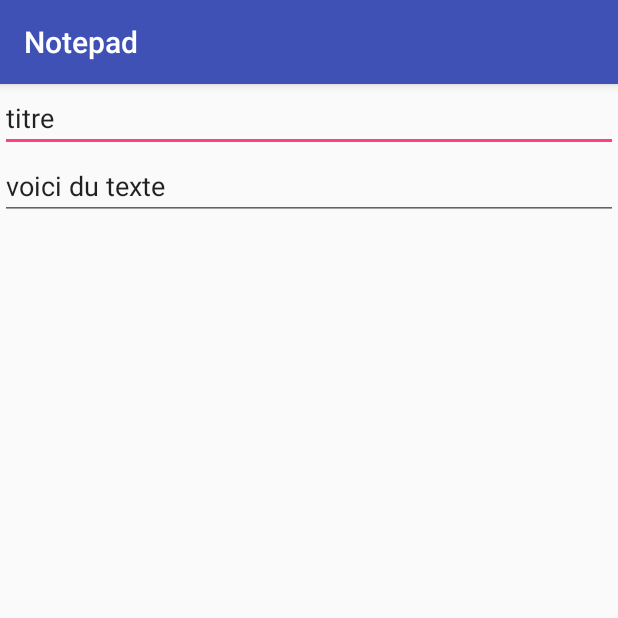
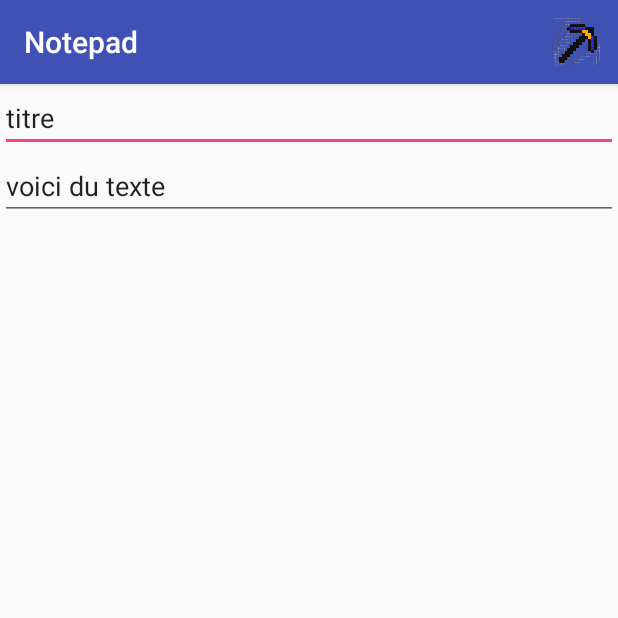
Before and after one commit to Isdriai/Notepad, an Android app: the screen it shows after launch (NoteDetailActivity), after a tap on "titre", on a phone screen of 412 x 824 dp, the top half of it. Run offline under Robolectric (Android 15) with nearby library versions, the phone set to English and light mode, and no system bars.

Commit message:
modif Note ok

```diff
--- a/app/src/main/java/com/appli/picot/notepad/Note.kt
+++ b/app/src/main/java/com/appli/picot/notepad/Note.kt
@@ -3,7 +3,7 @@ package com.appli.picot.notepad
 import android.os.Parcel
 import android.os.Parcelable
 
-data class Note (val titre: String, val corps:String): Parcelable {
+data class Note (var titre: String, var corps:String): Parcelable {
     constructor(parcel: Parcel) : this(
             parcel.readString(),
             parcel.readString()) {
--- a/app/src/main/java/com/appli/picot/notepad/NoteAdapter.kt
+++ b/app/src/main/java/com/appli/picot/notepad/NoteAdapter.kt
@@ -7,7 +7,7 @@ import android.view.View
 import android.view.ViewGroup
 import android.widget.TextView
 
-class NoteAdapter (val notes: ArrayList<Note>, val itemClickListener: View.OnClickListener) : RecyclerView.Adapter<NoteAdapter.ViewHolder>() {
+class NoteAdapter (val notes: List<Note>, val itemClickListener: View.OnClickListener) : RecyclerView.Adapter<NoteAdapter.ViewHolder>() {
 
     class ViewHolder(itemView: View) : RecyclerView.ViewHolder(itemView){
         val cardview = itemView.findViewById<CardView>(R.id.cardview)
--- a/app/src/main/java/com/appli/picot/notepad/NoteDetailActivity.kt
+++ b/app/src/main/java/com/appli/picot/notepad/NoteDetailActivity.kt
@@ -1,25 +1,64 @@
 package com.appli.picot.notepad
 
+import android.app.Activity
+import android.content.Intent
 import android.support.v7.app.AppCompatActivity
 import android.os.Bundle
 import android.util.Log
+import android.view.Menu
+import android.view.MenuItem
 import android.widget.TextView
 
 class NoteDetailActivity : AppCompatActivity() {
 
     val TAG = NoteDetailActivity::class.java.simpleName
 
+    var indexNote = -1
+
+    lateinit var note: Note
+
+    lateinit var texte: TextView
+    lateinit var titre: TextView
+
+    companion object {
+        val REQUEST = 1
+        val NOTE = "note"
+        val INDEX = "index"
+    }
+
     override fun onCreate(savedInstanceState: Bundle?) {
         super.onCreate(savedInstanceState)
         setContentView(R.layout.activity_note_detail)
 
-        val note = intent.getParcelableExtra<Note>("note")
-        val texte = findViewById<TextView>(R.id.text_detail_note)
-        val titre = findViewById<TextView>(R.id.title_detail_note)
+        note = intent.getParcelableExtra<Note>(NOTE)
+        indexNote = intent.getIntExtra(INDEX, indexNote)
+        texte = findViewById<TextView>(R.id.text_detail_note)
+        titre = findViewById<TextView>(R.id.title_detail_note)
 
         texte.text = note.corps
         titre.text = note.titre
     }
 
+    override fun onCreateOptionsMenu(menu: Menu?): Boolean {
+        val inflater = menuInflater
+        inflater.inflate(R.menu.note_detail_menu, menu)
+        return super.onCreateOptionsMenu(menu)
+    }
 
+    override fun onOptionsItemSelected(item: MenuItem?): Boolean {
+        when(item?.itemId){
+            R.id.add -> {
+                note.titre = titre.text.toString()
+                note.corps = texte.text.toString()
+
+                intent = Intent()
+                intent.putExtra(NOTE, note)
+                intent.putExtra(INDEX, indexNote)
+                setResult(Activity.RESULT_OK, intent)
+                finish()
+                return true
+            }
+        }
+        return super.onOptionsItemSelected(item)
+    }
 }
--- a/app/src/main/java/com/appli/picot/notepad/NoteListActivity.kt
+++ b/app/src/main/java/com/appli/picot/notepad/NoteListActivity.kt
@@ -1,5 +1,6 @@
 package com.appli.picot.notepad
 
+import android.app.Activity
 import android.content.Intent
 import android.support.v7.app.AppCompatActivity
 import android.os.Bundle
@@ -26,17 +27,40 @@ class NoteListActivity : AppCompatActivity(), View.OnClickListener {
 
         val listNote = findViewById<RecyclerView>(R.id.listNote)
         listNote.layoutManager = LinearLayoutManager(this)
-        listNote.adapter = NoteAdapter(notes, this)
+        listNote.adapter = adapter
     }
 
     override fun onClick(view: View?) {
-        if ( view?.tag != null){
-            val note = notes[view?.tag as Int]
+        if ( view?.tag != null) {
+            val index = view.tag as Int
+            val note = notes[index]
             Log.i(TAG, note.toString())
             val intent = Intent(this, NoteDetailActivity::class.java)
-            intent.putExtra("note", note)
-            startActivity(intent)
+            intent.putExtra(NoteDetailActivity.NOTE, note)
+            intent.putExtra(NoteDetailActivity.INDEX, index)
+            startActivityForResult(intent, NoteDetailActivity.REQUEST)
         }
+    }
 
+    override fun onActivityResult(requestCode: Int, resultCode: Int, data: Intent?) {
+        if(resultCode != Activity.RESULT_OK || data == null){
+            return
+        }
+        else {
+            when(requestCode) {
+                NoteDetailActivity.REQUEST -> updateNotes(data)
+            }
+        }
     }
+
+    private fun updateNotes(data: Intent){
+        val noteIndex = data.getIntExtra(NoteDetailActivity.INDEX, -1)
+        val note = data.getParcelableExtra<Note>(NoteDetailActivity.NOTE)
+        notes[noteIndex] = note
+        Log.i(TAG, notes.toString())
+        Log.i(TAG+"adaptater", adapter.notes.toString())
+        Log.i(TAG, noteIndex.toString())
+        adapter.notifyItemChanged(noteIndex)
+    }
+
 }
--- a/app/src/main/java/com/appli/picot/notepad/storage.kt
+++ b/app/src/main/java/com/appli/picot/notepad/storage.kt
@@ -12,6 +12,11 @@ fun readNotes(listNotes: kotlin.collections.ArrayList<Note>){
     listNotes.add(Note("titre8", "voici du texte"))
     listNotes.add(Note("titre9", "voici du texte"))
     listNotes.add(Note("titre10", "voici du texte"))
+    listNotes.add(Note("titre11", "voici du texte"))
+    listNotes.add(Note("titre12", "voici du texte"))
+    listNotes.add(Note("titre13", "voici du texte"))
+    listNotes.add(Note("titre14", "voici du texte"))
+    listNotes.add(Note("titre15", "voici du texte"))
 }
 
 fun writeNote(note: Note){
--- /dev/null
+++ b/app/src/main/res/menu/note_detail_menu.xml
@@ -0,0 +1,11 @@
+<?xml version="1.0" encoding="utf-8"?>
+<menu xmlns:android="http://schemas.android.com/apk/res/android"
+    xmlns:app="http://schemas.android.com/apk/res-auto">
+
+    <item
+        android:id="@+id/add"
+        android:title="ajouter"
+        app:showAsAction="always"
+        android:icon="@drawable/pioche"/>
+
+</menu>
```
Also changed, not shown: app/src/main/res/layout/item_list_note.xml (+4 -4 lines), app/src/main/res/drawable/pioche.png (added).
